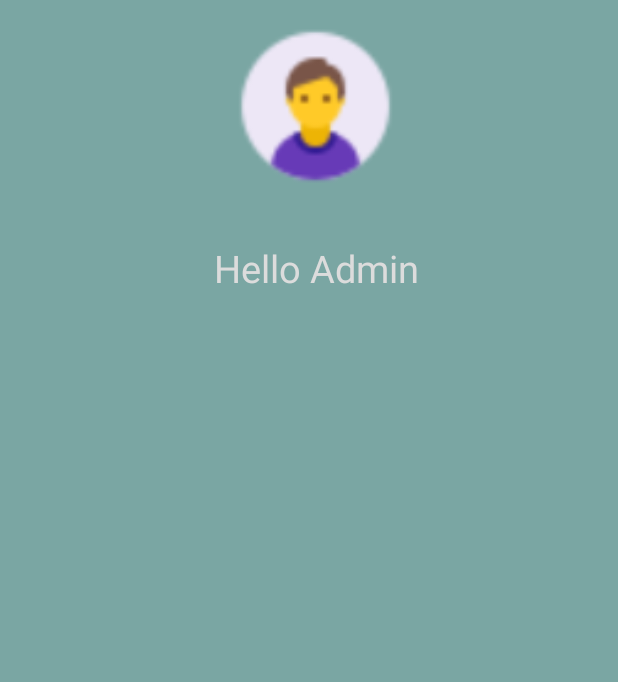
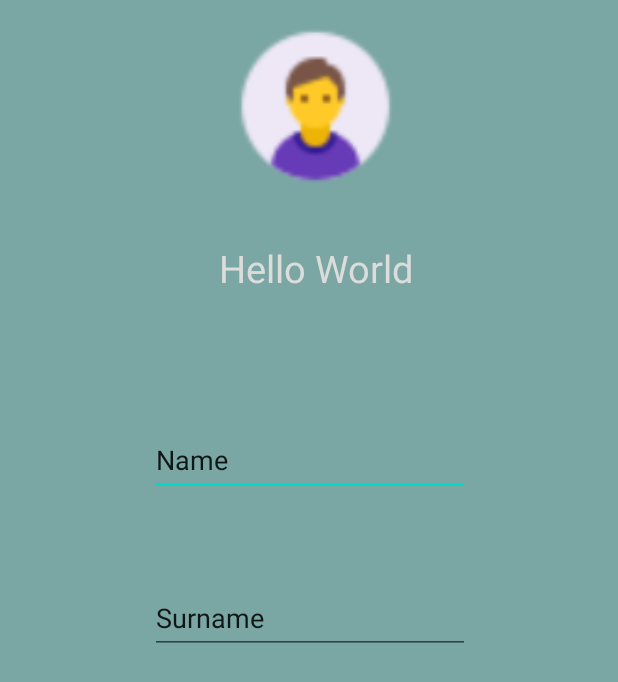
Before and after one commit to Asik2003/asik1, an Android app: the layout fragment_profile.xml on its own in the app's theme, with its tools: preview values and no code run, on a phone screen of 412 x 824 dp. Shown: the top 682 px of the screen. Run offline under Robolectric (Android 15) with nearby library versions, the light colour scheme and no system bars.

Commit message:
project 3.1

```diff
--- a/app/src/main/res/layout/fragment_main.xml
+++ b/app/src/main/res/layout/fragment_main.xml
@@ -1,7 +1,8 @@
 <?xml version="1.0" encoding="utf-8"?>
 <androidx.constraintlayout.widget.ConstraintLayout xmlns:android="http://schemas.android.com/apk/res/android"
+    xmlns:app="http://schemas.android.com/apk/res-auto"
     android:layout_width="match_parent"
     android:layout_height="match_parent"
     android:background="#7AA6A3">
 
-</androidx.constraintlayout.widget.ConstraintLayout>
+    </androidx.constraintlayout.widget.ConstraintLayout>
--- a/app/src/main/res/layout/fragment_profile.xml
+++ b/app/src/main/res/layout/fragment_profile.xml
@@ -21,7 +21,7 @@
         android:layout_width="wrap_content"
         android:layout_height="wrap_content"
         android:layout_marginTop="20dp"
-        android:text="Hello Admin"
+        android:text="Hello World"
         android:textColor="#DCDCDC"
         android:textSize="25sp"
         app:layout_constraintEnd_toEndOf="@+id/imageView2"
@@ -29,4 +29,33 @@
         app:layout_constraintStart_toStartOf="@+id/imageView2"
         app:layout_constraintTop_toBottomOf="@+id/imageView2" />
 
+    <EditText
+        android:id="@+id/editTextTextPersonName"
+        android:layout_width="wrap_content"
+        android:layout_height="wrap_content"
+        android:ems="10"
+        android:inputType="textPersonName"
+        android:minHeight="48dp"
+        android:text="Name"
+        app:layout_constraintBottom_toTopOf="@+id/editTextTextPersonName2"
+        app:layout_constraintEnd_toEndOf="@+id/editTextTextPersonName2"
+        app:layout_constraintHorizontal_bias="0.0"
+        app:layout_constraintStart_toStartOf="@+id/editTextTextPersonName2"
+        app:layout_constraintTop_toBottomOf="@+id/textView2"
+        app:layout_constraintVertical_bias="0.603" />
+
+    <EditText
+        android:id="@+id/editTextTextPersonName2"
+        android:layout_width="wrap_content"
+        android:layout_height="wrap_content"
+        android:layout_marginBottom="388dp"
+        android:ems="10"
+        android:inputType="textPersonName"
+        android:minHeight="48dp"
+        android:text="Surname"
+        app:layout_constraintBottom_toBottomOf="parent"
+        app:layout_constraintEnd_toEndOf="parent"
+        app:layout_constraintHorizontal_bias="0.502"
+        app:layout_constraintStart_toStartOf="parent" />
+
 </androidx.constraintlayout.widget.ConstraintLayout>
```
Also changed, not shown: app/build.gradle (+10 -1 lines), app/src/main/res/layout/fragment_settings.xml (+18 -4 lines).
